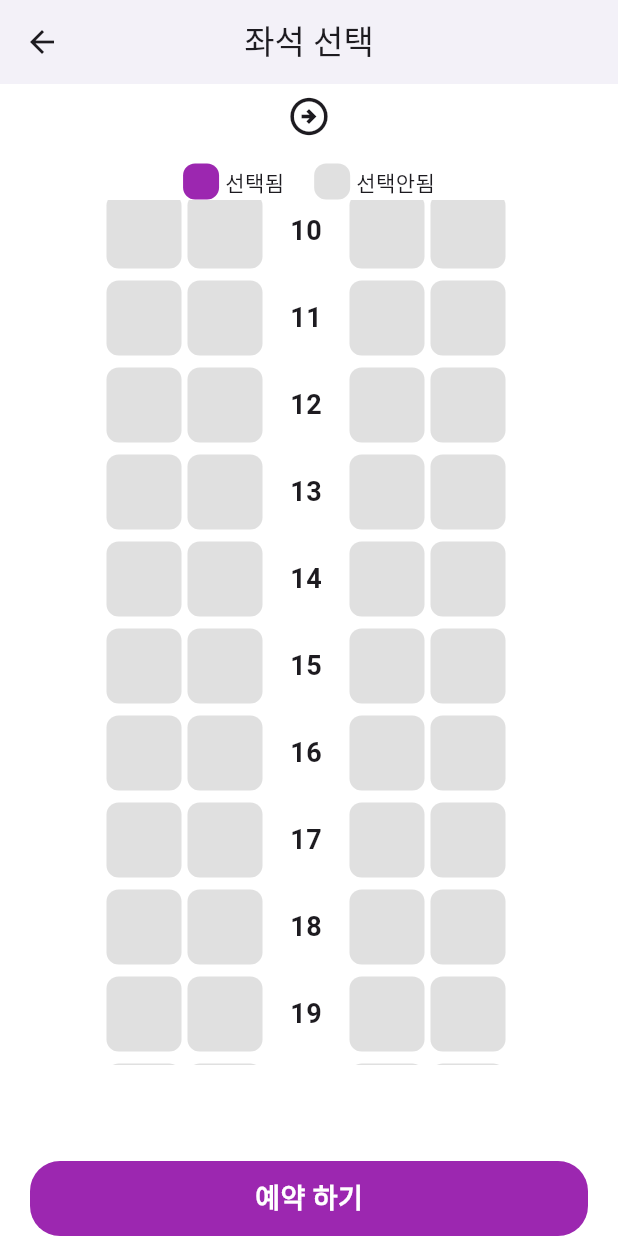
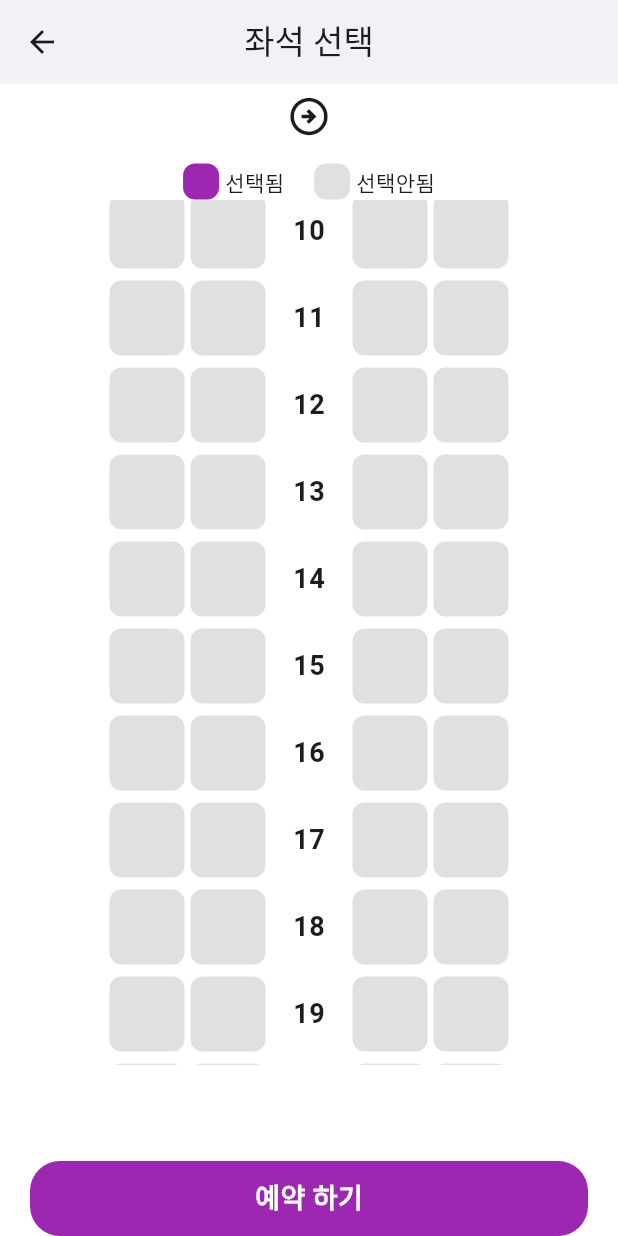
Before and after one commit to name27/flutter_train_app, a Flutter app: the SeatPage screen opened directly with empty values, scrolled down 576 dp, on a phone screen of 412 x 824 dp. Run offline on Flutter 3.47's test engine with Material 3 defaults, Android fonts, the phone set to English and light mode, and no system bars.

Commit message:
feat: 좌석 선택 페이지에서 마지막 열 뒤 여백 제거
- D열 뒤의 불필요한 SizedBox(width: 4) 제거

```diff
--- a/lib/view/page/seat/seat_page.dart
+++ b/lib/view/page/seat/seat_page.dart
@@ -139,7 +139,6 @@ class _SeatPageState extends State<SeatPage> {
                       seatTileList('C'),
                       SizedBox(width: 4),
                       seatTileList('D'),
-                      SizedBox(width: 4),
                     ],
                   ),
                 ],
```
